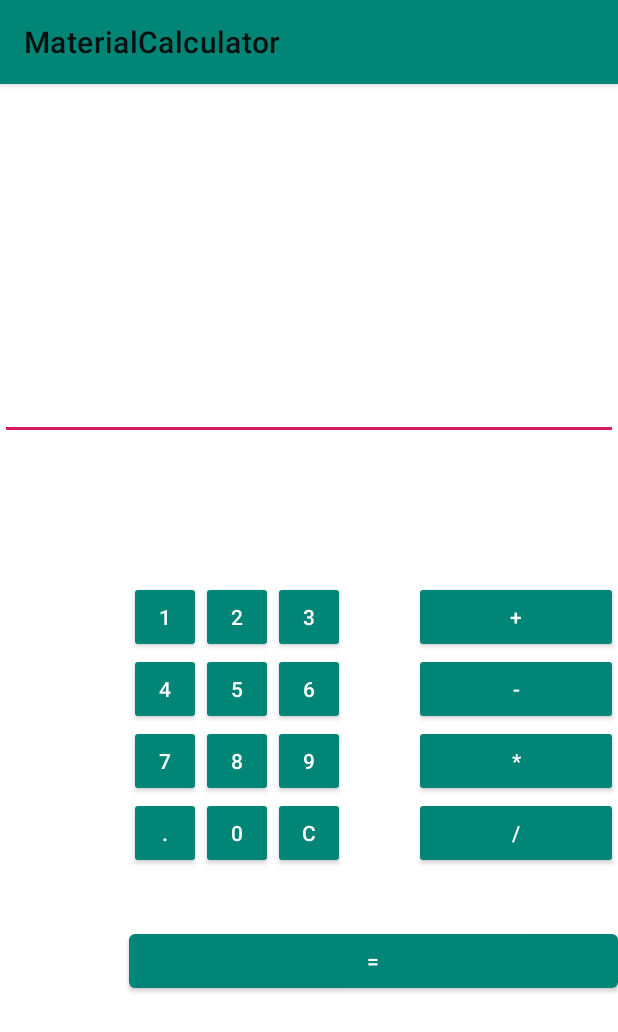
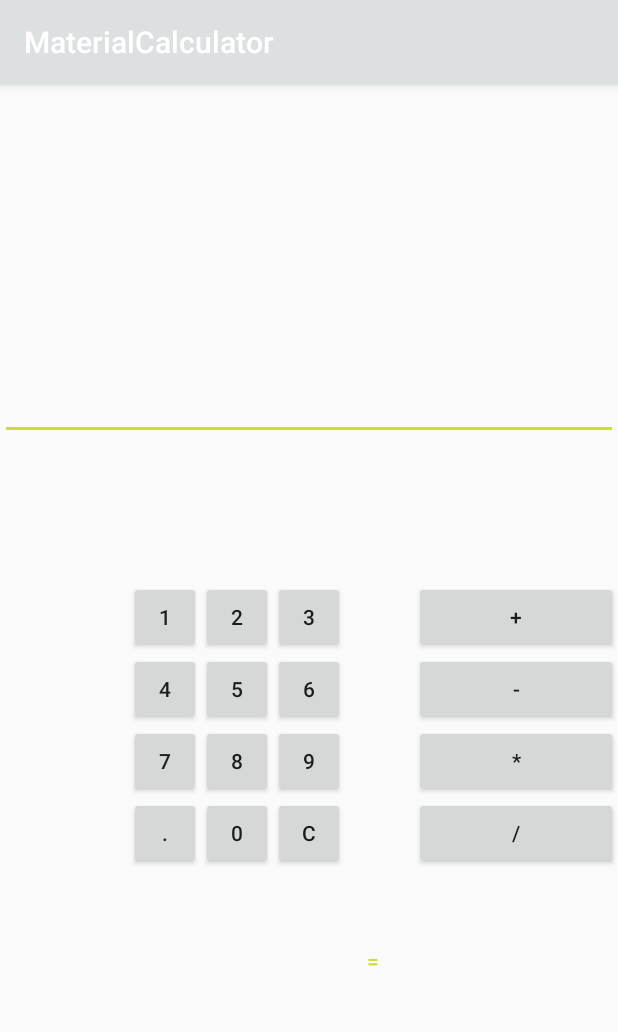
Before and after one commit to christianroyal/MaterialCalculator, an Android app: the screen it shows after launch (MainActivity), on a phone screen of 412 x 824 dp. Shown: the top 1032 px of the screen. Run offline under Robolectric (Android 15) with nearby library versions, the phone set to English and light mode, and no system bars.

Commit message:
Changed all buttons styles at once.

```diff
--- a/app/src/main/res/values/colors.xml
+++ b/app/src/main/res/values/colors.xml
@@ -1,6 +1,6 @@
 <?xml version="1.0" encoding="utf-8"?>
 <resources>
-    <color name="colorPrimary">#008577</color>
-    <color name="colorPrimaryDark">#00574B</color>
-    <color name="colorAccent">#D81B60</color>
+    <color name="colorPrimary">#DDE0E0</color>
+    <color name="colorPrimaryDark">#171F1E</color>
+    <color name="colorAccent">#CDDC39</color>
 </resources>
--- a/app/src/main/res/values/styles.xml
+++ b/app/src/main/res/values/styles.xml
@@ -1,13 +1,13 @@
 <resources>
 
     <!-- Base application theme. -->
-    <style name="AppTheme" parent="Theme.MaterialComponents.DayNight">
+    <style name="AppTheme" parent="Theme.MaterialComponents.DayNight.DarkActionBar.Bridge">
         <item name="colorPrimary">@color/colorPrimary</item>
         <item name="colorPrimaryDark">@color/colorPrimaryDark</item>
         <item name="colorAccent">@color/colorAccent</item>
         <item name="android:buttonStyle">@style/newbuttonstyle</item>
     </style>
-    <style name="newbuttonstyle" parent="@android:style/Widget.Button">
+    <style name="newbuttonstyle" parent="@style/Widget.AppCompat.Button.Borderless.Colored">
     </style>
 
 </resources>
```
